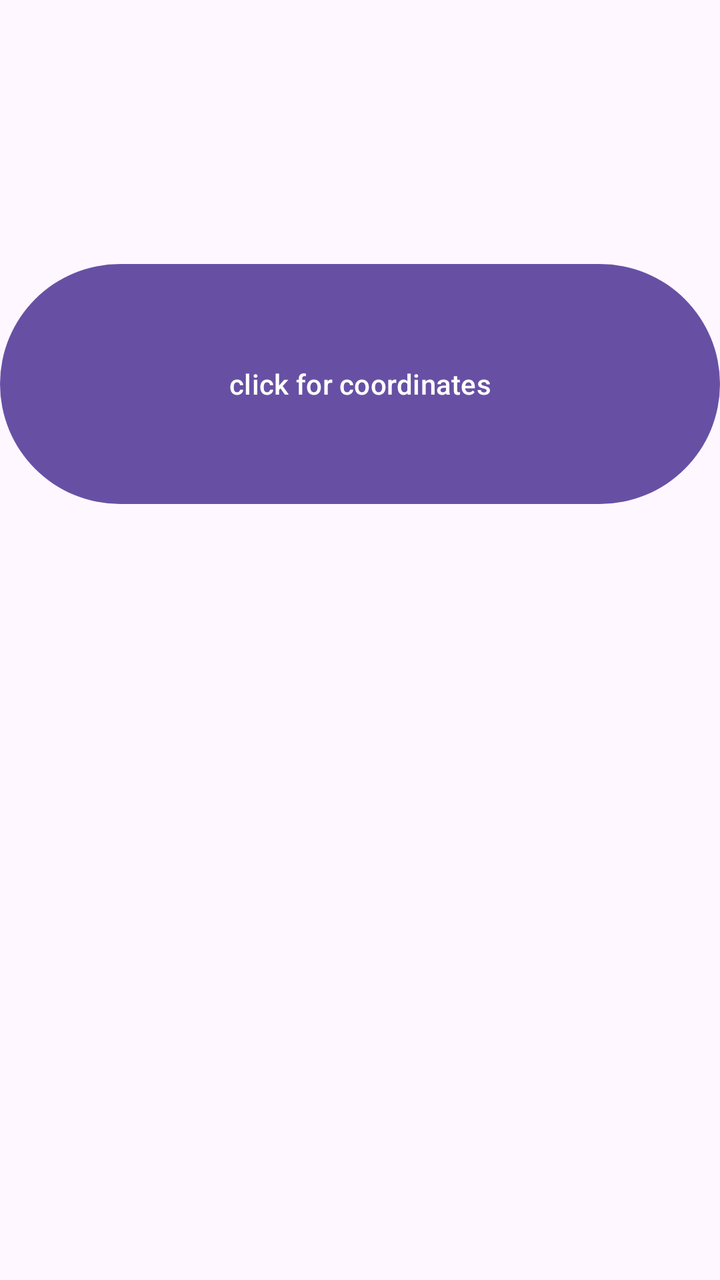
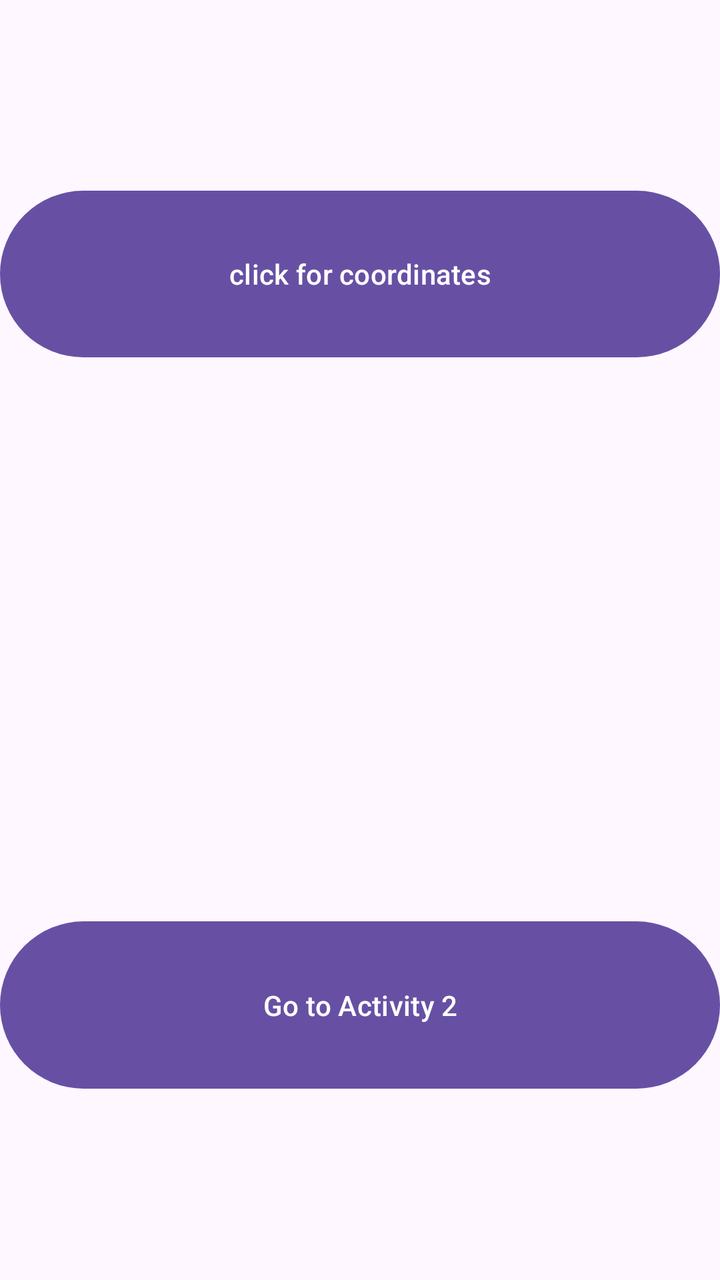

Screens rendered from an Android XML layout before and after an edit, with the pre-edit source and the edit as a unified diff.
<!-- AndroidManifest.xml: application theme Theme.Galfa1 -->
<!-- res/layout/activity_main.xml -->
<?xml version="1.0" encoding="utf-8"?>
<LinearLayout xmlns:android="http://schemas.android.com/apk/res/android"
    xmlns:app="http://schemas.android.com/apk/res-auto"
    xmlns:tools="http://schemas.android.com/tools"
    android:id="@+id/main"
    android:layout_width="match_parent"
    android:layout_height="match_parent"
    android:orientation="vertical"
    tools:context=".MainActivity" >

    <Space
        android:layout_width="match_parent"
        android:layout_height="0dp"
        android:layout_weight="2" />

    <Button
        android:id="@+id/button"
        android:layout_width="match_parent"
        android:layout_height="0dp"
        android:layout_weight="2"
        android:onClick="button"
        android:text="click for coordinates" />

    <Space
        android:layout_width="match_parent"
        android:layout_height="0dp"
        android:layout_weight="2" />

    <TextView
        android:id="@+id/tv"
        android:layout_width="match_parent"
        android:layout_height="0dp"
        android:layout_weight="2"
        android:gravity="center" />

    <Space
        android:layout_width="match_parent"
        android:layout_height="0dp"
        android:layout_weight="2" />
</LinearLayout>
<!-- resources referenced by this layout -->
<resources>
  <style name="Theme.Galfa1" parent="Base.Theme.Galfa1" />
  <style name="Base.Theme.Galfa1" parent="Theme.Material3.DayNight.NoActionBar">
          
          
      </style>
</resources>

<!-- the commit's change to res/layout/activity_main.xml (unified diff, before → after) -->
@@ -1,6 +1,5 @@
 <?xml version="1.0" encoding="utf-8"?>
 <LinearLayout xmlns:android="http://schemas.android.com/apk/res/android"
-    xmlns:app="http://schemas.android.com/apk/res-auto"
     xmlns:tools="http://schemas.android.com/tools"
     android:id="@+id/main"
     android:layout_width="match_parent"
@@ -37,4 +36,17 @@
         android:layout_width="match_parent"
         android:layout_height="0dp"
         android:layout_weight="2" />
+
+    <Button
+        android:id="@+id/btnActivity2"
+        android:layout_width="match_parent"
+        android:layout_height="0dp"
+        android:layout_weight="2"
+        android:onClick="openActivity2"
+        android:text="Go to Activity 2" />
+
+    <Space
+        android:layout_width="match_parent"
+        android:layout_height="0dp"
+        android:layout_weight="2" />
 </LinearLayout>
